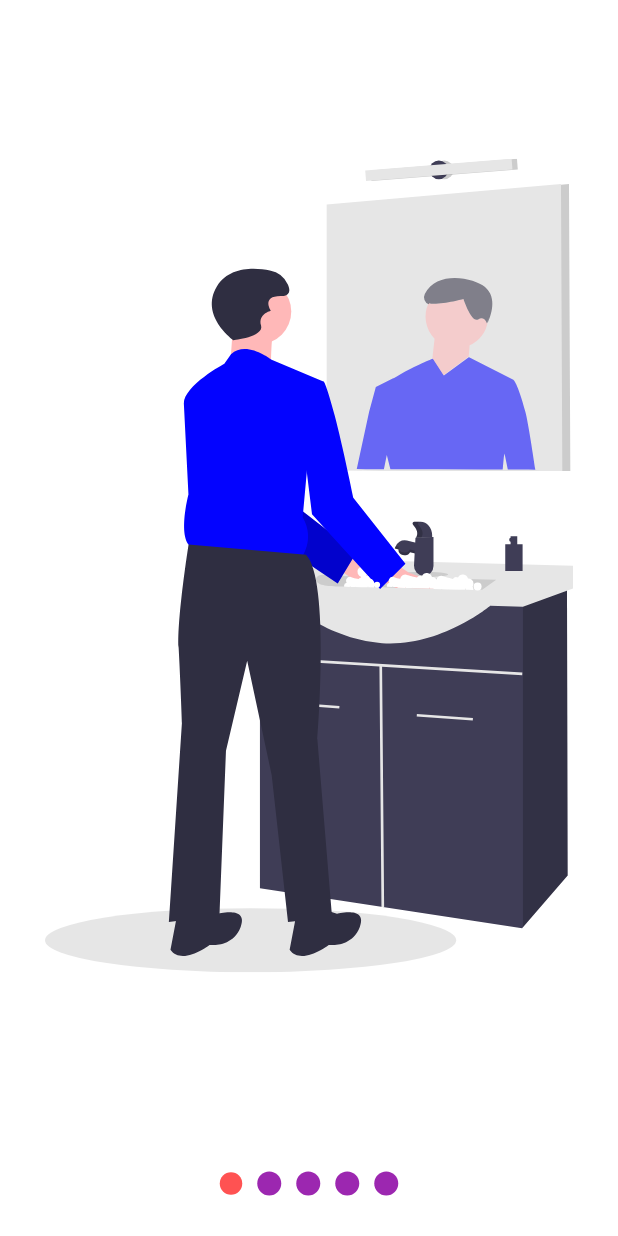
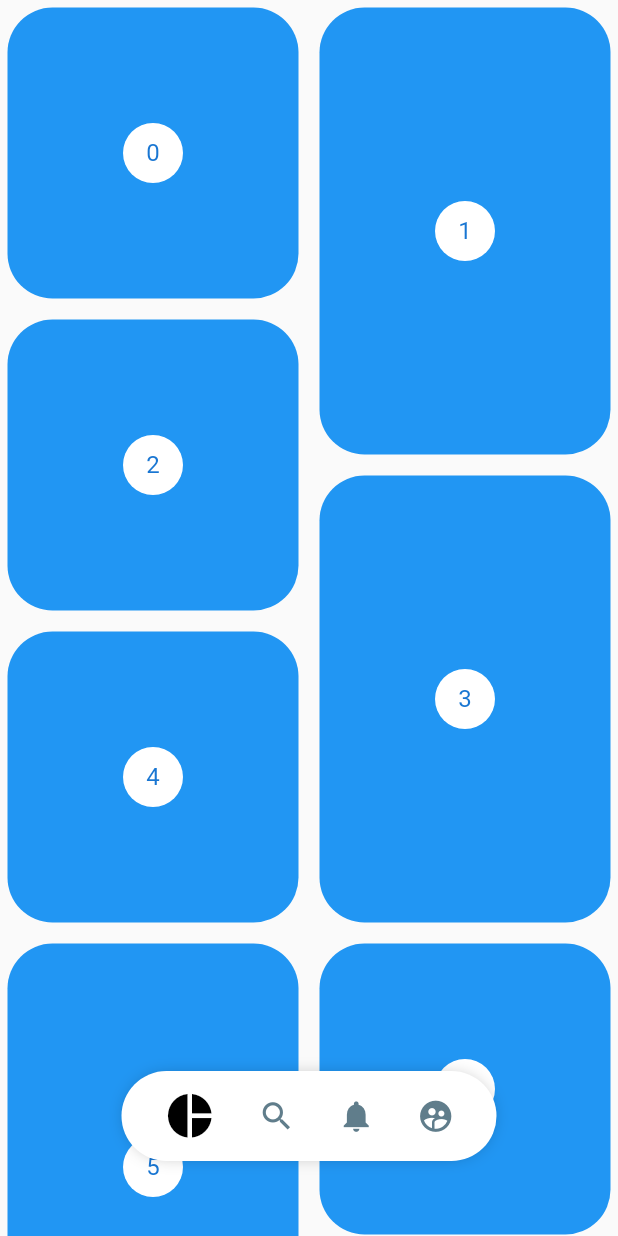
Before and after one commit to bjavier9/Flutter_diseno_profesional, a Flutter app: the screen it shows after launch, on a phone screen of 412 x 824 dp. Run offline on Flutter 3.47's test engine with Material 2 defaults, Android fonts, the phone set to English and light mode, and no system bars; our stand-ins replace flutter_svg.

Commit message:
pinterest

```diff
--- a/custom_pinter/lib/main.dart
+++ b/custom_pinter/lib/main.dart
@@ -2,7 +2,8 @@
 // import 'package:custom_pinter/src/retos/animated_retos.dart';
 import 'package:flutter/material.dart';
 // import 'src/pages/graficas_circulares_pages.dart';
-import 'src/pages/slideshow_page.dart';
+import 'src/pages/pinterest_page.dart';
+// import 'src/pages/slideshow_page.dart';
 
 void main() => runApp(MyApp());
 
@@ -12,7 +13,7 @@ class MyApp extends StatelessWidget {
     return MaterialApp(
       debugShowCheckedModeBanner: false,
       title: 'Pointer',
-      home:SlideShowPage()
+      home:PinterestPage(),
     );
   }
 }
--- /dev/null
+++ b/custom_pinter/lib/src/pages/pinterest_page.dart
@@ -0,0 +1,128 @@
+import 'package:custom_pinter/src/widgets/pinterest_menu.dart';
+import 'package:flutter/material.dart';
+import 'package:flutter_staggered_grid_view/flutter_staggered_grid_view.dart';
+import 'package:provider/provider.dart';
+
+class PinterestPage extends StatelessWidget {
+
+
+  @override
+  Widget build(BuildContext context) {
+
+    return ChangeNotifierProvider(
+          create: (_)=>new _MenuModel(),
+
+          child: Scaffold(
+        // body:Center(
+        //   child: PinterestMenu())
+        body: Stack(
+          children: <Widget>[
+            PinterestGrid(),
+            _PinterestMenuLocation(),
+          ],
+        ),
+      ),
+    );
+  }
+}
+
+class _PinterestMenuLocation extends StatelessWidget {
+
+
+
+
+  @override
+  Widget build(BuildContext context) {
+    final widthPantalla = MediaQuery.of(context).size.width;
+    final mostrar = Provider.of<_MenuModel>(context).mostrar;
+    return Positioned(
+      bottom: 30,
+      child:Container(
+        // color: Colors.red,
+        height: 100,
+        width: widthPantalla,
+        child: Align(
+          child:  PinterestMenu(mostrar: mostrar,),
+        ),
+      )
+      );
+  }
+}
+
+class PinterestGrid extends StatefulWidget {
+
+
+
+  @override
+  _PinterestGridState createState() => _PinterestGridState();
+}
+
+class _PinterestGridState extends State<PinterestGrid> {
+final List<int> items = List.generate(200,(i)=>i);
+ScrollController controller = new ScrollController();
+double scrollAnterior =0;
+
+@override
+  void initState() {
+   controller.addListener((){
+   if(controller.offset>scrollAnterior){
+Provider.of<_MenuModel>(context, listen: false).mostrar = false;
+   }else{
+Provider.of<_MenuModel>(context, listen: false).mostrar = true;
+
+   }
+   scrollAnterior=controller.offset;
+   });
+    super.initState();
+  }
+
+@override
+  void dispose() {
+   controller.dispose();
+    super.dispose();
+  }
+
+  @override
+  Widget build(BuildContext context) {
+   return new StaggeredGridView.countBuilder(
+     controller: controller,
+  crossAxisCount: 4,
+  itemCount: items.length,
+  itemBuilder: (BuildContext context, int index) => _PinteresItem(index),
+  staggeredTileBuilder: (int index) =>
+      new StaggeredTile.count(2, index.isEven ? 2 : 3),
+  mainAxisSpacing: 4.0,
+  crossAxisSpacing: 4.0,
+);
+  }
+}
+
+class _PinteresItem extends StatelessWidget {
+final int index;
+_PinteresItem(this.index);
+
+  @override
+  Widget build(BuildContext context) {
+    return new Container(
+        margin: EdgeInsets.all(5),
+        decoration: BoxDecoration(
+          color: Colors.blue,
+          borderRadius: BorderRadius.all(Radius.circular(30))
+        ),
+        child: new Center(
+          child: new CircleAvatar(
+            backgroundColor: Colors.white,
+            child: new Text('$index'),
+          ),
+        ));
+  }
+}
+
+class _MenuModel with ChangeNotifier{
+  bool _mostrar = true;
+  bool get mostrar => this._mostrar;
+  set mostrar(bool valor){
+    this._mostrar = valor;
+    notifyListeners();
+  }
+}
--- /dev/null
+++ b/custom_pinter/lib/src/widgets/pinterest_menu.dart
@@ -0,0 +1,135 @@
+import 'package:flutter/material.dart';
+import 'package:provider/provider.dart';
+
+class PinterestButton{
+
+  final Function onPressed;
+  final IconData icon;
+
+  PinterestButton({
+   @required  this.onPressed,
+   @required this.icon
+   });
+}
+
+
+
+class PinterestMenu extends StatelessWidget {
+  final bool mostrar;
+ PinterestMenu({
+   this.mostrar=true
+ });
+
+final List<PinterestButton> items = [
+  PinterestButton(icon: Icons.pie_chart, onPressed: (){
+    print('Ice pie chart');
+  }),
+  PinterestButton(icon: Icons.search, onPressed: (){
+    print('Ice search');
+  }),
+  PinterestButton(icon: Icons.notifications, onPressed: (){
+    print('Ice notification');
+  }),
+  PinterestButton(icon: Icons.supervised_user_circle, onPressed: (){
+    print('Ice user circle');
+  })
+
+];
+  @override
+  Widget build(BuildContext context) {
+    return ChangeNotifierProvider(
+      create: (_)=>new _MenuModel(),
+            child: AnimatedOpacity(
+              opacity: (mostrar)?1:0,
+              duration: Duration(milliseconds: 250),
+                          child: _PinteresMenuBackground(
+        child: _MenuItems(items),
+      ),
+            ),
+    );
+  }
+}
+
+class _PinteresMenuBackground extends StatelessWidget {
+  final Widget child;
+
+   _PinteresMenuBackground({
+  @required this.child
+  });
+
+  @override
+  Widget build(BuildContext context) {
+    return Container(
+      child: child,
+     width: 250,
+     height: 60,
+     decoration: BoxDecoration(
+       color: Colors.white,
+       borderRadius:BorderRadius.all(Radius.circular(100)),
+       boxShadow: <BoxShadow>[
+        BoxShadow(
+          color: Colors.black38,
+          blurRadius: 10,
+          spreadRadius: -5
+        )
+       ]
+
+     ),
+    );
+  }
+}
+
+class _MenuItems extends StatelessWidget {
+  final List<PinterestButton> menuItems;
+  _MenuItems(this.menuItems);
+  @override
+  Widget build(BuildContext context) {
+
+    return Row(
+      mainAxisAlignment: MainAxisAlignment.spaceEvenly,
+      children: List.generate(menuItems.length, (i)=>_PinterestMenuButton(i, menuItems[i]))
+
+    );
+  }
+}
+
+class _PinterestMenuButton extends StatelessWidget {
+  final int index;
+  final PinterestButton item;
+
+  _PinterestMenuButton( this.index, this.item);
+
+  @override
+  Widget build(BuildContext context) {
+    final itemSeleccionado = Provider.of<_MenuModel>(context).itemSeleccionado;
+
+    return
+    GestureDetector(
+      onTap:(){
+        Provider.of<_MenuModel>(context, listen: false).itemSeleccionado=index;
+        item.onPressed();
+      } ,
+      behavior: HitTestBehavior.translucent,
+          child: Container(
+        child: Icon(
+          item.icon,
+          size: (itemSeleccionado==index)?35:25,
+          color:(itemSeleccionado==index)?Colors.black:Colors.blueGrey,
+          ),
+      ),
+    );
+  }
+}
+
+
+
+class _MenuModel with ChangeNotifier{
+int _itemSeleccionado = 0;
+int get itemSeleccionado => this._itemSeleccionado;
+set  itemSeleccionado(int index){
+  this._itemSeleccionado = index;
+  notifyListeners();
+}
+
+
+}
--- a/custom_pinter/pubspec.yaml
+++ b/custom_pinter/pubspec.yaml
@@ -25,6 +25,7 @@ dependencies:
   cupertino_icons: ^0.1.2
   flutter_svg:
   provider:
+  flutter_staggered_grid_view: ^0.3.0
 
 dev_dependencies:
   flutter_test:
```
Also changed, not shown: custom_pinter/pubspec.lock.
